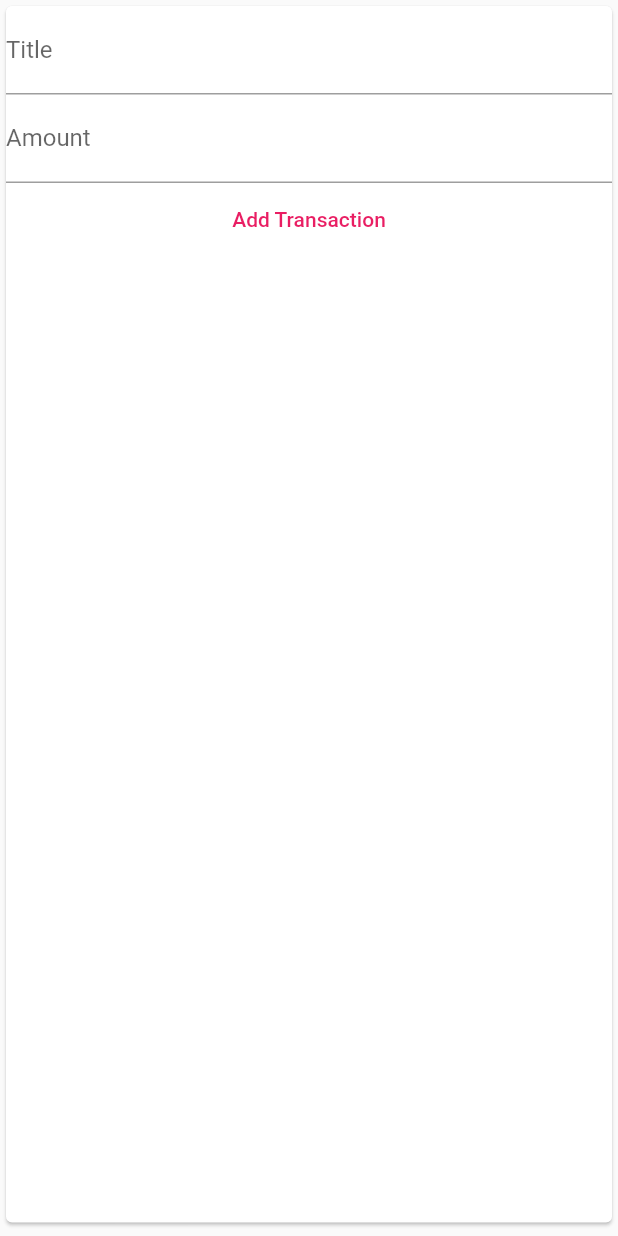
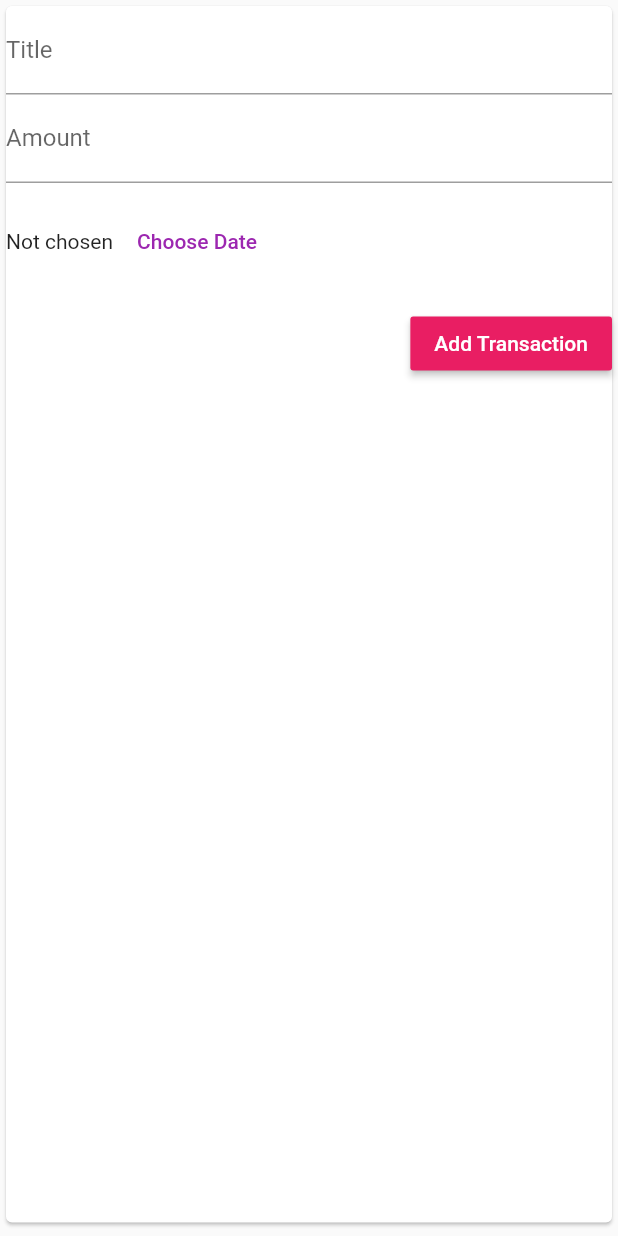
Before and after one commit to hasibulHossain/expense_tracker, a Flutter app: the NewTransaction widget shown alone on an empty page, opened directly with empty values, after a tap on "Add Transaction", on a phone screen of 412 x 824 dp. Run offline on Flutter 3.47's test engine with Material 2 defaults, Android fonts, the phone set to English and light mode, and no system bars.

Commit message:
added date picker

```diff
--- a/lib/main.dart
+++ b/lib/main.dart
@@ -41,11 +41,11 @@ class _MyHomePageState extends State<MyHomePage> {
     // ),
   ];
 
-  void addTransaction({required String title, required num amount}) {
+  void addTransaction({required String title, required num amount, required DateTime time}) {
     final tx = Transaction(
       title: title,
       amount: amount,
-      time: DateTime.now(),
+      time: time,
       id: DateTime.now().toString(),
     );
 
--- a/lib/widgets/new_transaction.dart
+++ b/lib/widgets/new_transaction.dart
@@ -1,4 +1,6 @@
 import 'package:flutter/material.dart';
+import 'package:intl/intl.dart';
+
 class NewTransaction extends StatefulWidget {
   final Function createTransaction;
 
@@ -9,18 +11,37 @@ class NewTransaction extends StatefulWidget {
 }
 
 class _NewTransactionState extends State<NewTransaction> {
-  final titleController = TextEditingController();
+  final _titleController = TextEditingController();
+  final _amountController = TextEditingController();
+  DateTime? _selectedDate;
 
-  final amountController = TextEditingController();
+  void _submitData() {
+    String title = _titleController.text;
+    num amount =
+        _amountController.text.isEmpty ? 0 : num.parse(_amountController.text);
 
-  submitData() {
-    String title = titleController.text;
-    num amount = amountController.text.isEmpty ? 0 : num.parse(amountController.text);
+    if (title.isEmpty || amount <= 0 || _selectedDate == null) return;
 
-    if(title.isEmpty || amount <= 0) return;
+    widget.createTransaction(
+        title: title,
+        amount: amount,
+        time: _selectedDate); // widget is provided automatically;
 
-    widget.createTransaction(title: title, amount: amount); // widget is provided automatically;
     Navigator.of(context).pop(); // context is provided automatically to Stateful  widget;
+  }
+
+  void _datePicker() {
+    showDatePicker(
+            context: context,
+            initialDate: DateTime.now(),
+            firstDate: DateTime(2020),
+            lastDate: DateTime.now())
+        .then((value) {
+      if (value == null) return;
+      setState(() {
+        _selectedDate = value;
+      });
+    });
   }
 
   @override
@@ -35,21 +56,46 @@ class _NewTransactionState extends State<NewTransaction> {
                 hintText: 'Title',
                 labelText: 'Title',
               ),
-              controller: titleController,
-              onSubmitted: (_) => submitData(),
+              controller: _titleController,
+              onSubmitted: (_) => _submitData(),
             ),
             TextField(
               decoration: const InputDecoration(
                 labelText: 'Amount',
               ),
-              controller: amountController,
-              keyboardType: const TextInputType.numberWithOptions(decimal: true),
-              onSubmitted: (_) => submitData(),
+              controller: _amountController,
+              keyboardType:
+                  const TextInputType.numberWithOptions(decimal: true),
+              onSubmitted: (_) => _submitData(),
             ),
-            FlatButton(
-              onPressed: submitData,
-              child: Text('Add Transaction'),
-              textColor: Colors.pink,
+            const SizedBox(height: 10),
+            Padding(
+              padding: const EdgeInsets.only(top: 5, bottom: 20),
+              child: Row(
+                children: [
+                  Text(
+                    _selectedDate == null
+                        ? 'Not chosen'
+                        : DateFormat.yMd().format(_selectedDate as DateTime),
+                  ),
+                  FlatButton(
+                    onPressed: _datePicker,
+                    child: const Text('Choose Date'),
+                    textColor: Theme.of(context).primaryColor,
+                  ),
+                ],
+              ),
+            ),
+            Row(
+              mainAxisAlignment: MainAxisAlignment.end,
+              children: [
+                RaisedButton(
+                  onPressed: _submitData,
+                  child: const Text('Add Transaction'),
+                  color: Colors.pink,
+                  textColor: Colors.white,
+                ),
+              ],
             ),
           ],
         ),
```
